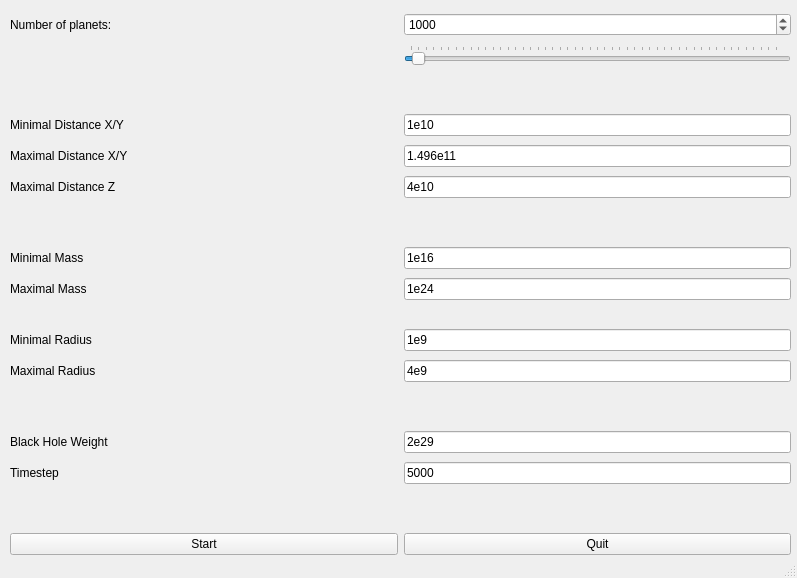
Above: simulation_gui.ui from lieberlois/prog3 before the change. Below: the same form after it.
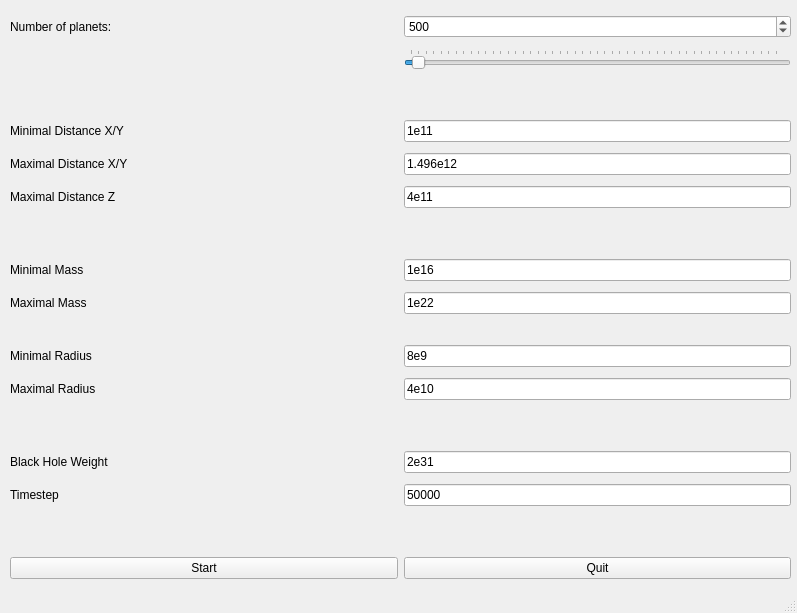
That is the form after the change.

Patch:
```diff
--- a/simulation_gui.ui
+++ b/simulation_gui.ui
@@ -7,7 +7,7 @@
     <x>0</x>
     <y>0</y>
     <width>797</width>
-    <height>578</height>
+    <height>613</height>
    </rect>
   </property>
   <property name="windowTitle">
@@ -23,7 +23,7 @@
       <x>10</x>
       <y>10</y>
       <width>781</width>
-      <height>554</height>
+      <height>578</height>
      </rect>
     </property>
     <layout class="QGridLayout" name="gridLayout">
@@ -70,7 +70,7 @@
      <item row="16" column="1">
       <widget class="QLineEdit" name="maxRadiusLineEdit">
        <property name="text">
-        <string>4e9</string>
+        <string>4e10</string>
        </property>
       </widget>
      </item>
@@ -84,7 +84,7 @@
      <item row="6" column="1">
       <widget class="QLineEdit" name="minDistanceLineEdit">
        <property name="text">
-        <string>1e10</string>
+        <string>1e11</string>
        </property>
       </widget>
      </item>
@@ -104,14 +104,14 @@
      <item row="15" column="1">
       <widget class="QLineEdit" name="minRadiusLineEdit">
        <property name="text">
-        <string>1e9</string>
+        <string>8e9</string>
        </property>
       </widget>
      </item>
      <item row="20" column="1">
       <widget class="QLineEdit" name="timestepValue">
        <property name="text">
-        <string>5000</string>
+        <string>50000</string>
        </property>
       </widget>
      </item>
@@ -125,7 +125,7 @@
      <item row="19" column="1">
       <widget class="QLineEdit" name="blackHoleWeightLineEdit">
        <property name="text">
-        <string>2e29</string>
+        <string>2e31</string>
        </property>
       </widget>
      </item>
@@ -253,14 +253,14 @@
      <item row="9" column="1">
       <widget class="QLineEdit" name="maxDistanceZValue">
        <property name="text">
-        <string>4e10</string>
+        <string>4e11</string>
        </property>
       </widget>
      </item>
      <item row="13" column="1">
       <widget class="QLineEdit" name="maxMassLineEdit">
        <property name="text">
-        <string>1e24</string>
+        <string>1e22</string>
        </property>
       </widget>
      </item>
@@ -300,7 +300,7 @@
      <item row="7" column="1">
       <widget class="QLineEdit" name="maxDistanceLineEdit">
        <property name="text">
-        <string>1.496e11</string>
+        <string>1.496e12</string>
        </property>
       </widget>
      </item>
@@ -374,7 +374,7 @@
         <number>1000</number>
        </property>
        <property name="value">
-        <number>1000</number>
+        <number>500</number>
        </property>
       </widget>
      </item>
```
